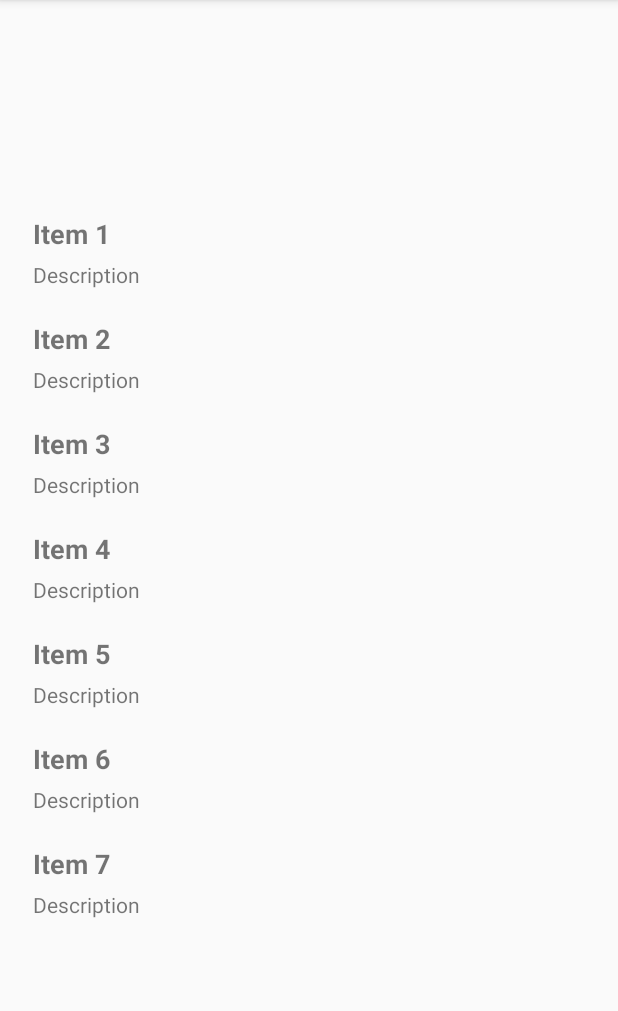
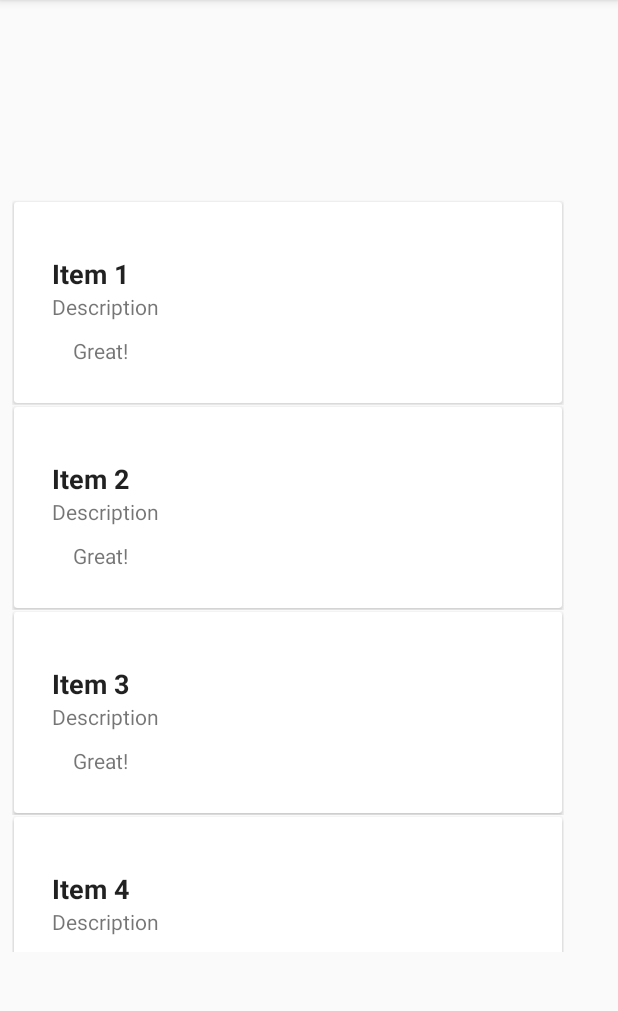
Before and after one commit to KristaBalling/RecyclerView, an Android app: the screen it shows after launch (MainActivity), on a phone screen of 412 x 824 dp, the part 84-1095 px from its top. Run offline under Robolectric (Android 15) with nearby library versions, the phone set to English and light mode, and no system bars.

Commit message:
CardView displaying correctly

```diff
--- a/app/src/main/res/layout/list_row.xml
+++ b/app/src/main/res/layout/list_row.xml
@@ -1,41 +1,48 @@
 <?xml version="1.0" encoding="utf-8"?>
 <RelativeLayout xmlns:android="http://schemas.android.com/apk/res/android"
-    android:orientation="vertical" android:layout_width="match_parent"
+    android:orientation="vertical"
+    android:layout_width="match_parent"
     android:layout_height="wrap_content">
 
     <android.support.v7.widget.CardView
         android:layout_width="match_parent"
         android:layout_height="wrap_content"
         android:id="@+id/cardview"
-        android:layout_margin="@dimen/cardview_compat_inset_shadow"
-        android:layout_alignParentEnd="true"
-        android:layout_alignParentTop="true"/>
+        android:layout_margin="@dimen/cardview_compat_inset_shadow">
 
         <LinearLayout
             android:layout_width="match_parent"
-            android:layout_height="match_parent"
-            android:orientation="vertical"/>
+            android:layout_height="wrap_content"
+            android:orientation="vertical"
+            android:padding="25dp">
     <TextView
         android:id="@+id/title"
-        android:layout_width="match_parent"
+        android:layout_width="wrap_content"
         android:layout_height="wrap_content"
-        android:layout_alignParentStart="true"
-        android:layout_alignParentTop="true"
-        android:paddingLeft="14dp"
+        android:layout_weight="1"
         android:paddingTop="10dp"
         android:text="Title"
         android:textStyle="bold"
-        android:textSize="18sp"/>
+        android:textSize="18sp"
+        android:textAppearance="@style/TextAppearance.AppCompat.Large"/>
 
     <TextView
         android:id="@+id/description"
         android:layout_width="match_parent"
-        android:layout_height="35dp"
-        android:layout_alignParentStart="true"
-        android:layout_below="@+id/title"
-        android:paddingLeft="14dp"
-        android:paddingTop="5dp"
+        android:layout_height="wrap_content"
         android:text="Description"
         android:layout_weight="1" />
 
+        <TextView
+            android:id="@+id/rating"
+            android:text="Great!"
+            android:paddingTop="10dp"
+            android:paddingLeft="14dp"
+            android:layout_width="match_parent"
+            android:layout_height="wrap_content" />
+
+        </LinearLayout> //make sure these are closed down here for CardView to display correctly!!
+
+    </android.support.v7.widget.CardView>
+
 </RelativeLayout>
```
